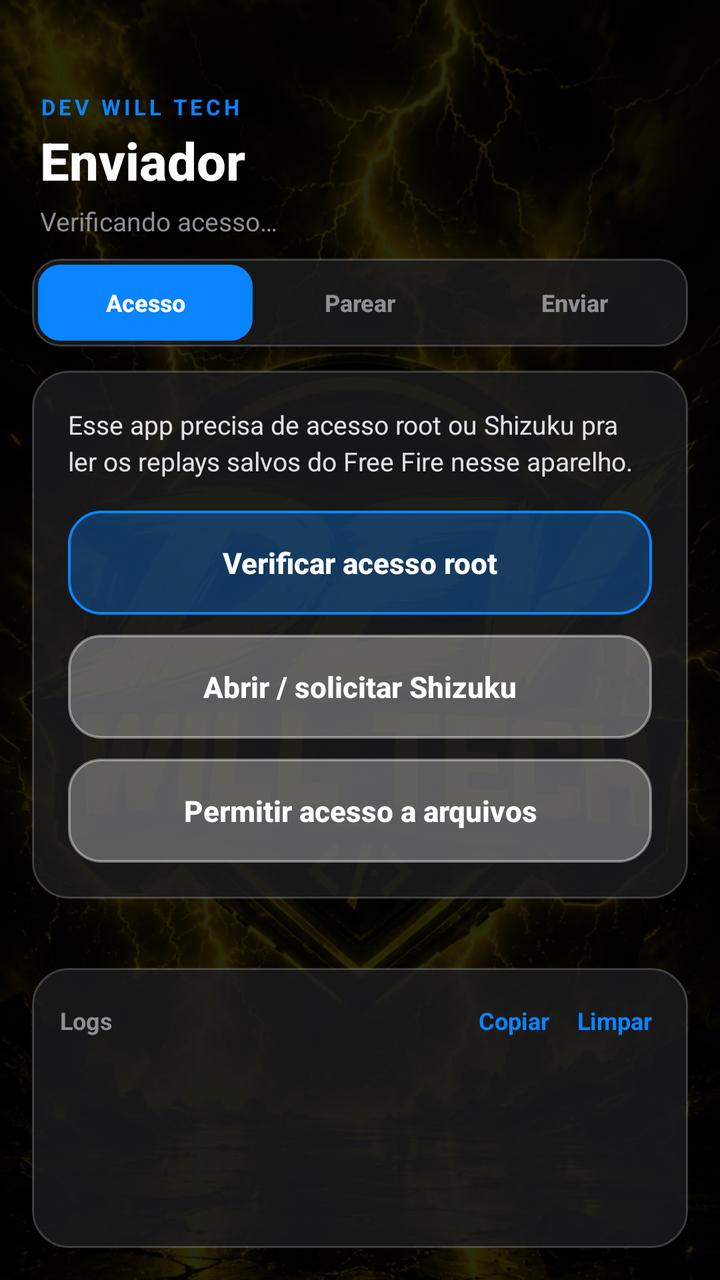
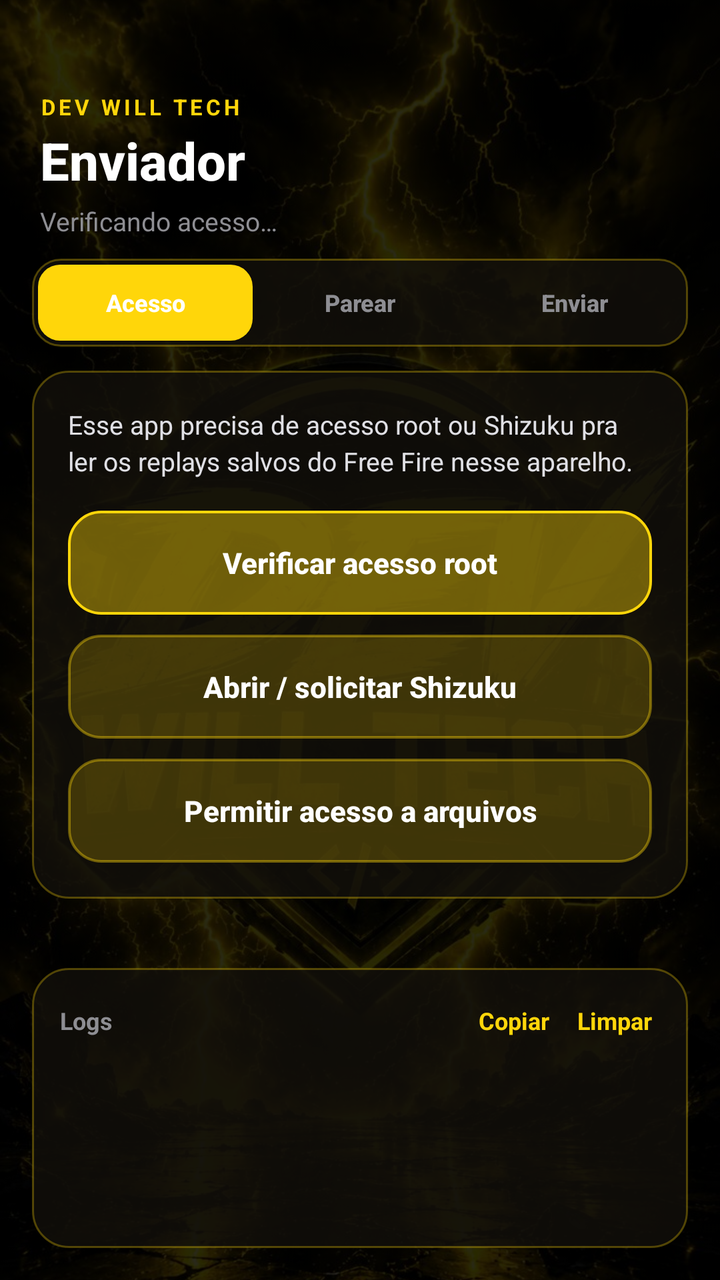

Two renders of the same Android screen: before a commit and after it. Below are the layout's source before the change and the commit's diff.
<!-- AndroidManifest.xml: application theme Theme.ReplayXSender -->
<!-- res/layout/activity_main.xml -->
<?xml version="1.0" encoding="utf-8"?>
<FrameLayout xmlns:android="http://schemas.android.com/apk/res/android"
    android:layout_width="match_parent"
    android:layout_height="match_parent"
    android:background="#000000">

    <ImageView
        android:layout_width="match_parent"
        android:layout_height="match_parent"
        android:src="@drawable/bg_devwill"
        android:scaleType="centerCrop"
        android:alpha="0.35" />

    <View
        android:layout_width="match_parent"
        android:layout_height="match_parent"
        android:background="#88000000" />

    <LinearLayout
        android:layout_width="match_parent"
        android:layout_height="match_parent"
        android:orientation="vertical">

        
        <LinearLayout
            android:layout_width="match_parent"
            android:layout_height="wrap_content"
            android:orientation="vertical"
            android:paddingStart="20dp"
            android:paddingEnd="20dp"
            android:paddingTop="46dp"
            android:paddingBottom="10dp">

            <TextView
                android:layout_width="wrap_content"
                android:layout_height="wrap_content"
                android:text="DEV WILL TECH"
                android:textColor="#0A84FF"
                android:textSize="11sp"
                android:textStyle="bold"
                android:letterSpacing="0.15" />

            <TextView
                android:id="@+id/tvTitulo"
                android:layout_width="wrap_content"
                android:layout_height="wrap_content"
                android:text="Enviador"
                android:textColor="#FFFFFF"
                android:textSize="26sp"
                android:textStyle="bold"
                android:fontFamily="sans-serif-medium"
                android:layout_marginTop="2dp" />

            <TextView
                android:id="@+id/tvShellStatus"
                android:layout_width="wrap_content"
                android:layout_height="wrap_content"
                android:text="Verificando acesso…"
                android:textColor="#8E8E93"
                android:textSize="13sp"
                android:layout_marginTop="4dp" />

        </LinearLayout>

        
        <LinearLayout
            android:layout_width="match_parent"
            android:layout_height="44dp"
            android:layout_marginStart="16dp"
            android:layout_marginEnd="16dp"
            android:layout_marginBottom="12dp"
            android:orientation="horizontal"
            android:background="@drawable/ios_tab_bar"
            android:padding="3dp">

            <Button
                android:id="@+id/tabPermissao"
                android:layout_width="0dp"
                android:layout_height="match_parent"
                android:layout_weight="1"
                android:text="Acesso"
                android:textAllCaps="false"
                android:textSize="12sp"
                android:textStyle="bold"
                android:textColor="#FFFFFF"
                android:background="@drawable/ios_tab_selected"
                android:stateListAnimator="@null"
                android:insetTop="0dp"
                android:insetBottom="0dp" />

            <Button
                android:id="@+id/tabPareamento"
                android:layout_width="0dp"
                android:layout_height="match_parent"
                android:layout_weight="1"
                android:text="Parear"
                android:textAllCaps="false"
                android:textSize="12sp"
                android:textStyle="bold"
                android:textColor="#8E8E93"
                android:background="@android:color/transparent"
                android:stateListAnimator="@null"
                android:insetTop="0dp"
                android:insetBottom="0dp" />

            <Button
                android:id="@+id/tabEnviar"
                android:layout_width="0dp"
                android:layout_height="match_parent"
                android:layout_weight="1"
                android:text="Enviar"
                android:textAllCaps="false"
                android:textSize="12sp"
                android:textStyle="bold"
                android:textColor="#8E8E93"
                android:background="@android:color/transparent"
                android:stateListAnimator="@null"
                android:insetTop="0dp"
                android:insetBottom="0dp" />

        </LinearLayout>

        <ScrollView
            android:layout_width="match_parent"
            android:layout_height="0dp"
            android:layout_weight="1">

            <FrameLayout
                android:layout_width="match_parent"
                android:layout_height="wrap_content"
                android:paddingStart="16dp"
                android:paddingEnd="16dp">

                
                <LinearLayout
                    android:id="@+id/secPermissao"
                    android:layout_width="match_parent"
                    android:layout_height="wrap_content"
                    android:orientation="vertical">

                    <LinearLayout
                        android:layout_width="match_parent"
                        android:layout_height="wrap_content"
                        android:orientation="vertical"
                        android:background="@drawable/ios_card"
                        android:padding="18dp">

                        <TextView
                            android:layout_width="match_parent"
                            android:layout_height="wrap_content"
                            android:text="Esse app precisa de acesso root ou Shizuku pra ler os replays salvos do Free Fire nesse aparelho."
                            android:textColor="#E0E0E5"
                            android:textSize="13sp"
                            android:lineSpacingExtra="3dp"
                            android:layout_marginBottom="16dp" />

                        <Button
                            android:id="@+id/btnSolicitarRoot"
                            android:layout_width="match_parent"
                            android:layout_height="52dp"
                            android:text="Verificar acesso root"
                            android:textAllCaps="false"
                            android:textColor="#FFFFFF"
                            android:textSize="14.5sp"
                            android:textStyle="bold"
                            android:background="@drawable/ios_btn_primary"
                            android:stateListAnimator="@null" />

                        <Button
                            android:id="@+id/btnSolicitarShizuku"
                            android:layout_width="match_parent"
                            android:layout_height="52dp"
                            android:text="Abrir / solicitar Shizuku"
                            android:textAllCaps="false"
                            android:textColor="#FFFFFF"
                            android:textSize="14.5sp"
                            android:textStyle="bold"
                            android:background="@drawable/ios_btn_secondary"
                            android:stateListAnimator="@null"
                            android:layout_marginTop="10dp" />

                        <Button
                            android:id="@+id/btnSolicitarArquivos"
                            android:layout_width="match_parent"
                            android:layout_height="52dp"
                            android:text="Permitir acesso a arquivos"
                            android:textAllCaps="false"
                            android:textColor="#FFFFFF"
                            android:textSize="14.5sp"
                            android:textStyle="bold"
                            android:background="@drawable/ios_btn_secondary"
                            android:stateListAnimator="@null"
                            android:layout_marginTop="10dp" />

                    </LinearLayout>

                </LinearLayout>

                
                <LinearLayout
                    android:id="@+id/secPareamento"
                    android:layout_width="match_parent"
                    android:layout_height="wrap_content"
                    android:orientation="vertical"
                    android:visibility="gone">

                    <LinearLayout
                        android:layout_width="match_parent"
                        android:layout_height="wrap_content"
                        android:orientation="vertical"
                        android:background="@drawable/ios_card"
                        android:padding="18dp">

                        <TextView
                            android:layout_width="match_parent"
                            android:layout_height="wrap_content"
                            android:text="Gere um código e informe no app do celular pra parear os dois aparelhos."
                            android:textColor="#E0E0E5"
                            android:textSize="13sp"
                            android:lineSpacingExtra="3dp"
                            android:layout_marginBottom="16dp" />

                        <Button
                            android:id="@+id/btnGerarCodigo"
                            android:layout_width="match_parent"
                            android:layout_height="52dp"
                            android:text="Gerar código de pareamento"
                            android:textAllCaps="false"
                            android:textColor="#FFFFFF"
                            android:textSize="14.5sp"
                            android:textStyle="bold"
                            android:background="@drawable/ios_btn_primary"
                            android:stateListAnimator="@null" />

                        <LinearLayout
                            android:id="@+id/boxCodigo"
                            android:layout_width="match_parent"
                            android:layout_height="wrap_content"
                            android:orientation="vertical"
                            android:gravity="center"
                            android:background="@drawable/ios_input"
                            android:padding="20dp"
                            android:layout_marginTop="16dp"
                            android:visibility="gone">

                            <TextView
                                android:layout_width="wrap_content"
                                android:layout_height="wrap_content"
                                android:text="CÓDIGO DE PAREAMENTO"
                                android:textColor="#8E8E93"
                                android:textSize="10.5sp"
                                android:letterSpacing="0.1" />

                            <TextView
                                android:id="@+id/tvCodigo"
                                android:layout_width="wrap_content"
                                android:layout_height="wrap_content"
                                android:text="------"
                                android:textColor="#0A84FF"
                                android:textSize="36sp"
                                android:textStyle="bold"
                                android:letterSpacing="0.12"
                                android:layout_marginTop="4dp" />

                            <TextView
                                android:id="@+id/btnCopiarCodigo"
                                android:layout_width="wrap_content"
                                android:layout_height="wrap_content"
                                android:text="Copiar código"
                                android:textColor="#0A84FF"
                                android:textSize="12.5sp"
                                android:textStyle="bold"
                                android:padding="8dp"
                                android:layout_marginTop="6dp" />

                            <TextView
                                android:id="@+id/tvCodigoExpira"
                                android:layout_width="wrap_content"
                                android:layout_height="wrap_content"
                                android:text="expira em 10 min"
                                android:textColor="#8E8E93"
                                android:textSize="11sp"
                                android:layout_marginTop="2dp" />

                        </LinearLayout>

                    </LinearLayout>

                    <LinearLayout
                        android:id="@+id/boxConectado"
                        android:layout_width="match_parent"
                        android:layout_height="wrap_content"
                        android:orientation="vertical"
                        android:background="@drawable/ios_card"
                        android:padding="18dp"
                        android:layout_marginTop="14dp"
                        android:visibility="gone">

                        <LinearLayout
                            android:layout_width="wrap_content"
                            android:layout_height="wrap_content"
                            android:orientation="horizontal"
                            android:gravity="center_vertical"
                            android:background="@drawable/ios_pill_ok"
                            android:paddingStart="10dp"
                            android:paddingEnd="10dp"
                            android:paddingTop="4dp"
                            android:paddingBottom="4dp">

                            <TextView
                                android:layout_width="wrap_content"
                                android:layout_height="wrap_content"
                                android:text="● Conectado"
                                android:textColor="#34C759"
                                android:textSize="11sp"
                                android:textStyle="bold" />

                        </LinearLayout>

                        <TextView
                            android:id="@+id/tvDispositivoModelo"
                            android:layout_width="wrap_content"
                            android:layout_height="wrap_content"
                            android:text="—"
                            android:textColor="#FFFFFF"
                            android:textSize="17sp"
                            android:textStyle="bold"
                            android:layout_marginTop="10dp" />

                        <TextView
                            android:id="@+id/tvDispositivoBateria"
                            android:layout_width="wrap_content"
                            android:layout_height="wrap_content"
                            android:text="Bateria: —"
                            android:textColor="#8E8E93"
                            android:textSize="12sp"
                            android:layout_marginTop="4dp" />

                        <Button
                            android:id="@+id/btnDesparear"
                            android:layout_width="match_parent"
                            android:layout_height="48dp"
                            android:text="Desparear"
                            android:textAllCaps="false"
                            android:textColor="#FFFFFF"
                            android:textSize="13.5sp"
                            android:textStyle="bold"
                            android:background="@drawable/ios_btn_danger"
                            android:stateListAnimator="@null"
                            android:layout_marginTop="14dp" />

                    </LinearLayout>

                </LinearLayout>

                
                <LinearLayout
                    android:id="@+id/secEnviar"
                    android:layout_width="match_parent"
                    android:layout_height="wrap_content"
                    android:orientation="vertical"
                    android:visibility="gone">

                    <LinearLayout
                        android:layout_width="match_parent"
                        android:layout_height="wrap_content"
                        android:orientation="vertical"
                        android:background="@drawable/ios_card"
                        android:padding="18dp">

                        <TextView
                            android:layout_width="match_parent"
                            android:layout_height="wrap_content"
                            android:text="Envia o replay mais recente do Free Fire instalado nesse aparelho pro aparelho pareado."
                            android:textColor="#E0E0E5"
                            android:textSize="13sp"
                            android:lineSpacingExtra="3dp"
                            android:layout_marginBottom="16dp" />

                        <Button
                            android:id="@+id/btnEnviarFFM"
                            android:layout_width="match_parent"
                            android:layout_height="54dp"
                            android:text="Enviar replay FF MAX"
                            android:textAllCaps="false"
                            android:textColor="#FFFFFF"
                            android:textSize="14.5sp"
                            android:textStyle="bold"
                            android:background="@drawable/ios_btn_primary"
                            android:stateListAnimator="@null" />

                        <Button
                            android:id="@+id/btnEnviarFFN"
                            android:layout_width="match_parent"
                            android:layout_height="54dp"
                            android:text="Enviar replay FF Normal"
                            android:textAllCaps="false"
                            android:textColor="#FFFFFF"
                            android:textSize="14.5sp"
                            android:textStyle="bold"
                            android:background="@drawable/ios_btn_secondary"
                            android:stateListAnimator="@null"
                            android:layout_marginTop="10dp" />

                    </LinearLayout>

                </LinearLayout>

            </FrameLayout>

        </ScrollView>

        
        <LinearLayout
            android:layout_width="match_parent"
            android:layout_height="140dp"
            android:orientation="vertical"
            android:background="@drawable/ios_card"
            android:layout_margin="16dp"
            android:padding="14dp">

            <LinearLayout
                android:layout_width="match_parent"
                android:layout_height="wrap_content"
                android:orientation="horizontal"
                android:gravity="center_vertical">

                <TextView
                    android:layout_width="0dp"
                    android:layout_height="wrap_content"
                    android:layout_weight="1"
                    android:text="Logs"
                    android:textColor="#8E8E93"
                    android:textSize="12sp"
                    android:textStyle="bold" />

                <TextView
                    android:id="@+id/btnCopiarLogs"
                    android:layout_width="wrap_content"
                    android:layout_height="wrap_content"
                    android:text="Copiar"
                    android:textColor="#0A84FF"
                    android:textSize="12sp"
                    android:textStyle="bold"
                    android:padding="4dp"
                    android:layout_marginEnd="6dp" />

                <TextView
                    android:id="@+id/btnLimparLogs"
                    android:layout_width="wrap_content"
                    android:layout_height="wrap_content"
                    android:text="Limpar"
                    android:textColor="#0A84FF"
                    android:textSize="12sp"
                    android:textStyle="bold"
                    android:padding="4dp" />

            </LinearLayout>

            <ScrollView
                android:id="@+id/scrollLog"
                android:layout_width="match_parent"
                android:layout_height="0dp"
                android:layout_weight="1"
                android:scrollbars="none">

                <TextView
                    android:id="@+id/tvLog"
                    android:layout_width="match_parent"
                    android:layout_height="wrap_content"
                    android:fontFamily="monospace"
                    android:text=""
                    android:textColor="#C7C7CC"
                    android:textSize="10.5sp"
                    android:lineSpacingExtra="2dp" />

            </ScrollView>

        </LinearLayout>

    </LinearLayout>

    
    <FrameLayout
        android:id="@+id/overlayAguarde"
        android:layout_width="match_parent"
        android:layout_height="match_parent"
        android:background="#CC000000"
        android:clickable="true"
        android:focusable="true"
        android:visibility="gone">

        <LinearLayout
            android:layout_width="220dp"
            android:layout_height="wrap_content"
            android:layout_gravity="center"
            android:orientation="vertical"
            android:gravity="center"
            android:background="@drawable/ios_card"
            android:padding="26dp">

            <ProgressBar
                android:layout_width="40dp"
                android:layout_height="40dp"
                android:indeterminateTint="#0A84FF"
                android:layout_marginBottom="16dp" />

            <TextView
                android:id="@+id/tvAguarde"
                android:layout_width="wrap_content"
                android:layout_height="wrap_content"
                android:text="Enviando replay…"
                android:textColor="#FFFFFF"
                android:textSize="14.5sp"
                android:textStyle="bold"
                android:gravity="center" />

        </LinearLayout>

    </FrameLayout>

</FrameLayout>
<!-- resources referenced by this layout -->
<resources>
  <!-- drawable bg_devwill: jpg bitmap (drawable, 194284 bytes) -->
  <!-- drawable ios_btn_danger (drawable) -->
  <?xml version="1.0" encoding="utf-8"?>
  <shape xmlns:android="http://schemas.android.com/apk/res/android" android:shape="rectangle">
      <solid android:color="#4DFF453A" />
      <stroke android:width="1.3dp" android:color="#FF453A" />
      <corners android:radius="16dp" />
  </shape>
  <!-- drawable ios_btn_primary (drawable) -->
  <?xml version="1.0" encoding="utf-8"?>
  <shape xmlns:android="http://schemas.android.com/apk/res/android" android:shape="rectangle">
      <solid android:color="#4D0A84FF" />
      <stroke android:width="1.3dp" android:color="#0A84FF" />
      <corners android:radius="16dp" />
  </shape>
  <!-- drawable ios_btn_secondary (drawable) -->
  <?xml version="1.0" encoding="utf-8"?>
  <shape xmlns:android="http://schemas.android.com/apk/res/android" android:shape="rectangle">
      <solid android:color="#4DFFFFFF" />
      <stroke android:width="1.2dp" android:color="#66FFFFFF" />
      <corners android:radius="16dp" />
  </shape>
  <!-- drawable ios_card (drawable) -->
  <?xml version="1.0" encoding="utf-8"?>
  <shape xmlns:android="http://schemas.android.com/apk/res/android" android:shape="rectangle">
      <solid android:color="#CC1C1C1E" />
      <stroke android:width="1dp" android:color="#33FFFFFF" />
      <corners android:radius="18dp" />
  </shape>
  <!-- drawable ios_input (drawable) -->
  <?xml version="1.0" encoding="utf-8"?>
  <shape xmlns:android="http://schemas.android.com/apk/res/android" android:shape="rectangle">
      <solid android:color="#4D2C2C2E" />
      <stroke android:width="1.2dp" android:color="#4D0A84FF" />
      <corners android:radius="14dp" />
  </shape>
  <!-- drawable ios_pill_ok (drawable) -->
  <?xml version="1.0" encoding="utf-8"?>
  <shape xmlns:android="http://schemas.android.com/apk/res/android" android:shape="rectangle">
      <solid android:color="#1E3A2A" />
      <corners android:radius="12dp" />
  </shape>
  <!-- drawable ios_tab_bar (drawable) -->
  <?xml version="1.0" encoding="utf-8"?>
  <shape xmlns:android="http://schemas.android.com/apk/res/android" android:shape="rectangle">
      <solid android:color="#CC1C1C1E" />
      <stroke android:width="1dp" android:color="#33FFFFFF" />
      <corners android:radius="14dp" />
  </shape>
  <!-- drawable ios_tab_selected (drawable) -->
  <?xml version="1.0" encoding="utf-8"?>
  <shape xmlns:android="http://schemas.android.com/apk/res/android" android:shape="rectangle">
      <solid android:color="#0A84FF" />
      <corners android:radius="11dp" />
  </shape>
  <style name="Theme.ReplayXSender" parent="Theme.MaterialComponents.NoActionBar">
          <item name="colorPrimary">#FFD700</item>
          <item name="colorPrimaryVariant">#FFA500</item>
          <item name="colorOnPrimary">#000000</item>
          <item name="colorSecondary">#CC8800</item>
          <item name="colorOnSecondary">#000000</item>
          <item name="android:statusBarColor">#080800</item>
          <item name="android:navigationBarColor">#080800</item>
          <item name="android:windowBackground">#080800</item>
      </style>
</resources>

<!-- the commit's change to res/layout/activity_main.xml (unified diff, before → after) -->
@@ -35,7 +35,7 @@
                 android:layout_width="wrap_content"
                 android:layout_height="wrap_content"
                 android:text="DEV WILL TECH"
-                android:textColor="#0A84FF"
+                android:textColor="#FFD60A"
                 android:textSize="11sp"
                 android:textStyle="bold"
                 android:letterSpacing="0.15" />
@@ -256,7 +256,7 @@
                                 android:layout_width="wrap_content"
                                 android:layout_height="wrap_content"
                                 android:text="------"
-                                android:textColor="#0A84FF"
+                                android:textColor="#FFD60A"
                                 android:textSize="36sp"
                                 android:textStyle="bold"
                                 android:letterSpacing="0.12"
@@ -267,7 +267,8 @@
                                 android:layout_width="wrap_content"
                                 android:layout_height="wrap_content"
                                 android:text="Copiar código"
-                                android:textColor="#0A84FF"
+                                android:textColor="#FFD60A"
+                                android:background="@drawable/ios_btn_secondary"
                                 android:textSize="12.5sp"
                                 android:textStyle="bold"
                                 android:padding="8dp"
@@ -439,7 +440,7 @@
                     android:layout_width="wrap_content"
                     android:layout_height="wrap_content"
                     android:text="Copiar"
-                    android:textColor="#0A84FF"
+                    android:textColor="#FFD60A"
                     android:textSize="12sp"
                     android:textStyle="bold"
                     android:padding="4dp"
@@ -450,7 +451,7 @@
                     android:layout_width="wrap_content"
                     android:layout_height="wrap_content"
                     android:text="Limpar"
-                    android:textColor="#0A84FF"
+                    android:textColor="#FFD60A"
                     android:textSize="12sp"
                     android:textStyle="bold"
                     android:padding="4dp" />
@@ -502,7 +503,7 @@
             <ProgressBar
                 android:layout_width="40dp"
                 android:layout_height="40dp"
-                android:indeterminateTint="#0A84FF"
+                android:indeterminateTint="#FFD60A"
                 android:layout_marginBottom="16dp" />
 
             <TextView
<!-- resource entries referenced after the edit -->
@@ -11,29 +11,29 @@
   <!-- drawable ios_btn_primary (drawable) -->
   <?xml version="1.0" encoding="utf-8"?>
   <shape xmlns:android="http://schemas.android.com/apk/res/android" android:shape="rectangle">
-      <solid android:color="#4D0A84FF" />
-      <stroke android:width="1.3dp" android:color="#0A84FF" />
+      <solid android:color="#66FFD60A" />
+      <stroke android:width="1.3dp" android:color="#FFD60A" />
       <corners android:radius="16dp" />
   </shape>
   <!-- drawable ios_btn_secondary (drawable) -->
   <?xml version="1.0" encoding="utf-8"?>
   <shape xmlns:android="http://schemas.android.com/apk/res/android" android:shape="rectangle">
-      <solid android:color="#4DFFFFFF" />
-      <stroke android:width="1.2dp" android:color="#66FFFFFF" />
+      <solid android:color="#33FFD60A" />
+      <stroke android:width="1.2dp" android:color="#66FFD60A" />
       <corners android:radius="16dp" />
   </shape>
   <!-- drawable ios_card (drawable) -->
   <?xml version="1.0" encoding="utf-8"?>
   <shape xmlns:android="http://schemas.android.com/apk/res/android" android:shape="rectangle">
-      <solid android:color="#CC1C1C1E" />
-      <stroke android:width="1dp" android:color="#33FFFFFF" />
+      <solid android:color="#CC12100A" />
+      <stroke android:width="1dp" android:color="#4DFFD60A" />
       <corners android:radius="18dp" />
   </shape>
   <!-- drawable ios_input (drawable) -->
   <?xml version="1.0" encoding="utf-8"?>
   <shape xmlns:android="http://schemas.android.com/apk/res/android" android:shape="rectangle">
-      <solid android:color="#4D2C2C2E" />
-      <stroke android:width="1.2dp" android:color="#4D0A84FF" />
+      <solid android:color="#4D2A2408" />
+      <stroke android:width="1.2dp" android:color="#66FFD60A" />
       <corners android:radius="14dp" />
   </shape>
   <!-- drawable ios_pill_ok (drawable) -->
@@ -45,14 +45,14 @@
   <!-- drawable ios_tab_bar (drawable) -->
   <?xml version="1.0" encoding="utf-8"?>
   <shape xmlns:android="http://schemas.android.com/apk/res/android" android:shape="rectangle">
-      <solid android:color="#CC1C1C1E" />
-      <stroke android:width="1dp" android:color="#33FFFFFF" />
+      <solid android:color="#CC12100A" />
+      <stroke android:width="1dp" android:color="#4DFFD60A" />
       <corners android:radius="14dp" />
   </shape>
   <!-- drawable ios_tab_selected (drawable) -->
   <?xml version="1.0" encoding="utf-8"?>
   <shape xmlns:android="http://schemas.android.com/apk/res/android" android:shape="rectangle">
-      <solid android:color="#0A84FF" />
+      <solid android:color="#FFD60A" />
       <corners android:radius="11dp" />
   </shape>
   <style name="Theme.ReplayXSender" parent="Theme.MaterialComponents.NoActionBar">
